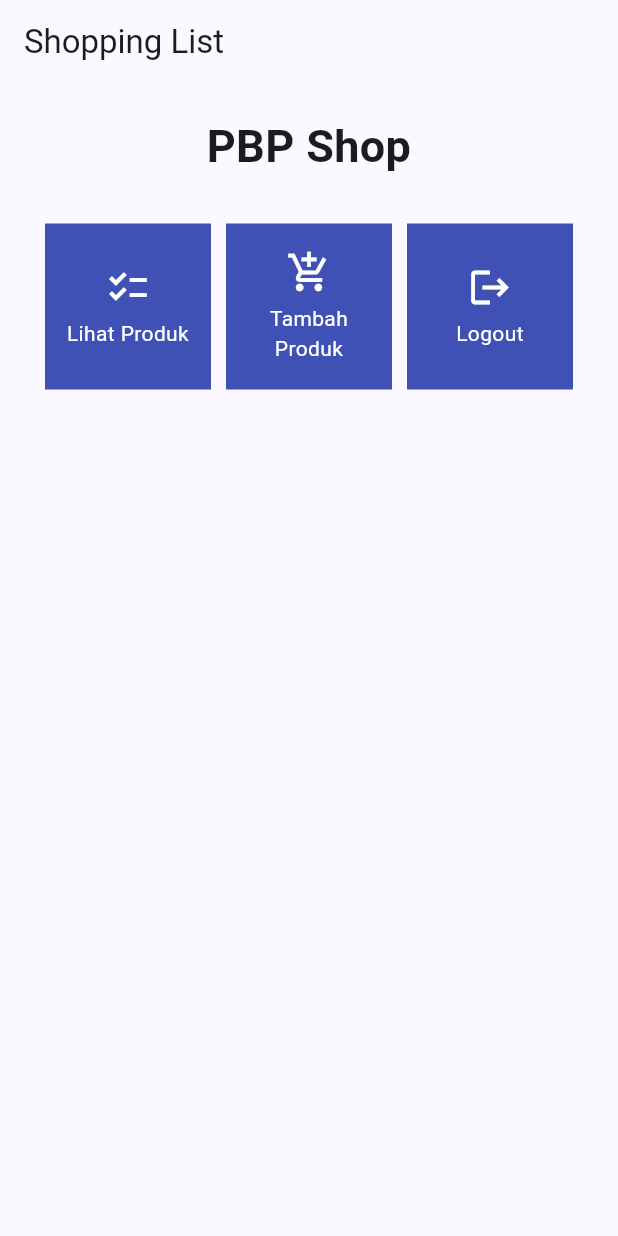
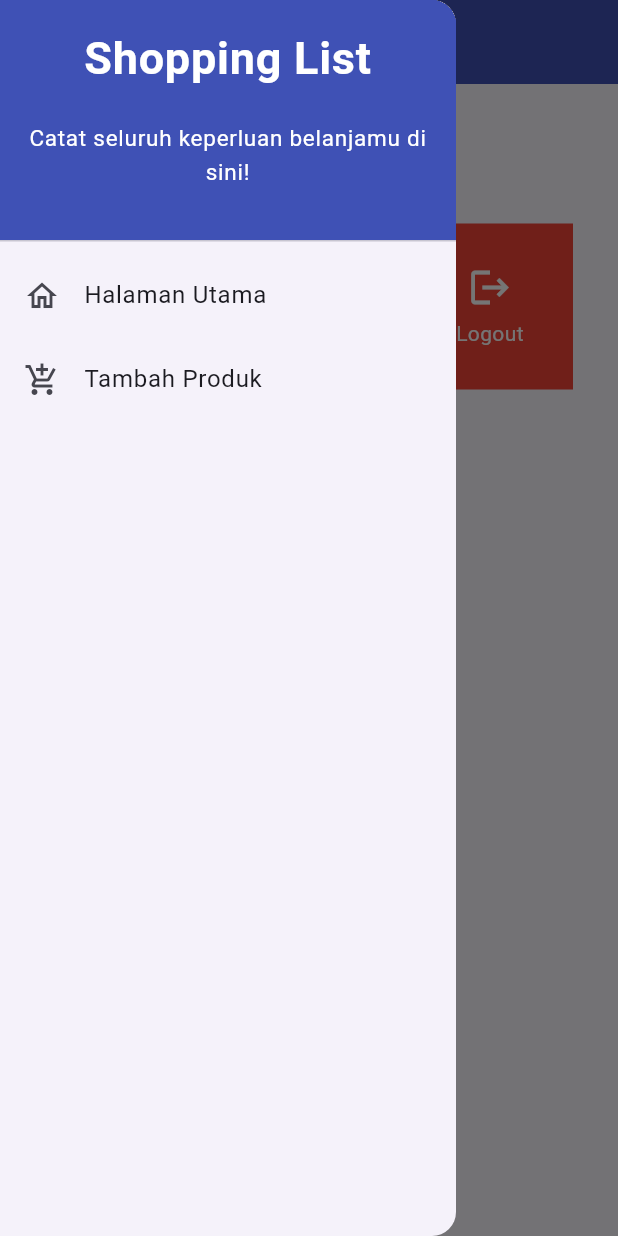
Before and after one commit to salsabilaaulia/shopping-list-mobile, a Flutter app: the screen it shows after launch, with the side drawer open (before the commit the screen has no drawer), on a phone screen of 412 x 824 dp. Run offline on Flutter 3.47's test engine with Material 2 defaults, Android fonts, the phone set to English and light mode, and no system bars.

Commit message:
menambahkan produk tambah produk

```diff
--- a/lib/main.dart
+++ b/lib/main.dart
@@ -1,5 +1,5 @@
 import 'package:flutter/material.dart';
-import 'package:shopping_list/menu.dart';
+import 'package:shopping_list/screens/menu.dart';
 
 void main() {
   runApp(const MyApp());
--- a/lib/menu.dart
+++ b/lib/screens/menu.dart
@@ -1,11 +1,14 @@
 import 'package:flutter/material.dart';
+import 'package:shopping_list/widgets/left_drawer.dart';
+import 'package:shopping_list/widgets/shop_card.dart';
+
 
 class MyHomePage extends StatelessWidget {
   MyHomePage({Key? key}) : super(key: key);
   final List<ShopItem> items = [
-    ShopItem("Lihat Produk", Icons.checklist),
-    ShopItem("Tambah Produk", Icons.add_shopping_cart),
-    ShopItem("Logout", Icons.logout),
+    ShopItem("Lihat Produk", Icons.checklist, Colors.blue),
+    ShopItem("Tambah Produk", Icons.add_shopping_cart, Colors.green),
+    ShopItem("Logout", Icons.logout, Colors.red),
   ];
 
   @override
@@ -15,7 +18,11 @@ class MyHomePage extends StatelessWidget {
         title: const Text(
           'Shopping List',
         ),
+        backgroundColor: Colors.indigo,
+        foregroundColor: Colors.white,
       ),
+  // Masukkan drawer sebagai parameter nilai drawer dari widget Scaffold
+  drawer: const LeftDrawer(),
       body: SingleChildScrollView(
         // Widget wrapper yang dapat discroll
         child: Padding(
@@ -60,51 +67,7 @@ class MyHomePage extends StatelessWidget {
 class ShopItem {
   final String name;
   final IconData icon;
+  final Color color;
 
-  ShopItem(this.name, this.icon);
+  ShopItem(this.name, this.icon, this.color);
 }
-
-class ShopCard extends StatelessWidget {
-  final ShopItem item;
-
-  const ShopCard(this.item, {super.key}); // Constructor
-
-  @override
-  Widget build(BuildContext context) {
-    return Material(
-      color: Colors.indigo,
-      child: InkWell(
-        // Area responsive terhadap sentuhan
-        onTap: () {
-          // Memunculkan SnackBar ketika diklik
-          ScaffoldMessenger.of(context)
-            ..hideCurrentSnackBar()
-            ..showSnackBar(SnackBar(
-                content: Text("Kamu telah menekan tombol ${item.name}!")));
-        },
-        child: Container(
-          // Container untuk menyimpan Icon dan Text
-          padding: const EdgeInsets.all(8),
-          child: Center(
-            child: Column(
-              mainAxisAlignment: MainAxisAlignment.center,
-              children: [
-                Icon(
-                  item.icon,
-                  color: Colors.white,
-                  size: 30.0,
-                ),
-                const Padding(padding: EdgeInsets.all(3)),
-                Text(
-                  item.name,
-                  textAlign: TextAlign.center,
-                  style: const TextStyle(color: Colors.white),
-                ),
-              ],
-            ),
-          ),
-        ),
-      ),
-    );
-  }
-}
--- /dev/null
+++ b/lib/widgets/left_drawer.dart
@@ -0,0 +1,74 @@
+import 'package:flutter/material.dart';
+import 'package:shopping_list/screens/menu.dart';
+// TODO: Impor halaman ShopFormPage jika sudah dibuat
+import 'package:shopping_list/screens/shoplist_form.dart';
+
+
+class LeftDrawer extends StatelessWidget {
+  const LeftDrawer({super.key});
+
+  @override
+  Widget build(BuildContext context) {
+    return Drawer(
+      child: ListView(
+        children: [
+            // TODO: Bagian drawer header
+          const DrawerHeader(
+            decoration: BoxDecoration(
+              color: Colors.indigo,
+            ),
+            child: Column(
+              children: [
+                Text(
+                  'Shopping List',
+                  textAlign: TextAlign.center,
+                  style: TextStyle(
+                    fontSize: 30,
+                    fontWeight: FontWeight.bold,
+                    color: Colors.white,
+                  ),
+                ),
+                Padding(padding: EdgeInsets.all(10)),
+                Text(
+                  "Catat seluruh keperluan belanjamu di sini!",
+                  textAlign: TextAlign.center, // Center alignment
+                  style: TextStyle(
+                    fontSize: 15, // Font size 15
+                    color: Colors.white, // White text color
+                    fontWeight: FontWeight.normal, // Normal font weight
+                  ),
+                ),
+              ],
+            ),
+          ),
+          // TODO: Bagian routing
+            ListTile(
+            leading: const Icon(Icons.home_outlined),
+            title: const Text('Halaman Utama'),
+            // Bagian redirection ke MyHomePage
+            onTap: () {
+                Navigator.pushReplacement(
+                    context,
+                    MaterialPageRoute(
+                    builder: (context) => MyHomePage(),
+                    ));
+            },
+            ),
+            ListTile(
+            leading: const Icon(Icons.add_shopping_cart),
+            title: const Text('Tambah Produk'),
+            // Bagian redirection ke ShopFormPage
+            onTap: () {
+              Navigator.push(
+                context,
+                MaterialPageRoute(
+                  builder: (context) => ShopFormPage(),
+                ),
+              );
+            },
+            ),
+        ],
+      ),
+    );
+  }
+}
--- /dev/null
+++ b/lib/widgets/shop_card.dart
@@ -0,0 +1,60 @@
+import 'package:flutter/material.dart';
+import 'package:shopping_list/screens/menu.dart';
+// TODO: Impor halaman ShopFormPage jika sudah dibuat
+import 'package:shopping_list/screens/shoplist_form.dart';
+
+class ShopCard extends StatelessWidget {
+  final ShopItem item;
+
+  const ShopCard(this.item, {Key? key}) : super(key: key); // Constructor
+
+  @override
+  Widget build(BuildContext context) {
+    return Material(
+      color: item.color,
+      child: InkWell(
+        // Area responsive terhadap sentuhan
+        onTap: () {
+          // Memunculkan SnackBar ketika diklik
+          ScaffoldMessenger.of(context)
+            ..hideCurrentSnackBar()
+            ..showSnackBar(SnackBar(
+              content: Text("Kamu telah menekan tombol ${item.name}!"),
+            ));
+          // Navigate ke route yang sesuai (tergantung jenis tombol)
+          if (item.name == "Tambah Produk") {
+            // TODO: Gunakan Navigator.push untuk melakukan navigasi ke MaterialPageRoute yang mencakup ShopFormPage.
+            Navigator.push(
+              context,
+              MaterialPageRoute(
+                builder: (context) => ShopFormPage(),
+              ),
+            );
+          }
+        },
+        child: Container(
+          // Container untuk menyimpan Icon dan Text
+          padding: const EdgeInsets.all(8),
+          child: Center(
+            child: Column(
+              mainAxisAlignment: MainAxisAlignment.center,
+              children: [
+                Icon(
+                  item.icon,
+                  color: Colors.white,
+                  size: 30.0,
+                ),
+                const Padding(padding: EdgeInsets.all(3)),
+                Text(
+                  item.name,
+                  textAlign: TextAlign.center,
+                  style: const TextStyle(color: Colors.white),
+                ),
+              ],
+            ),
+          ),
+        ),
+      ),
+    );
+  }
+}
```
Also changed, not shown: lib/screens/shoplist_form.dart (added, +165 -0 lines).
